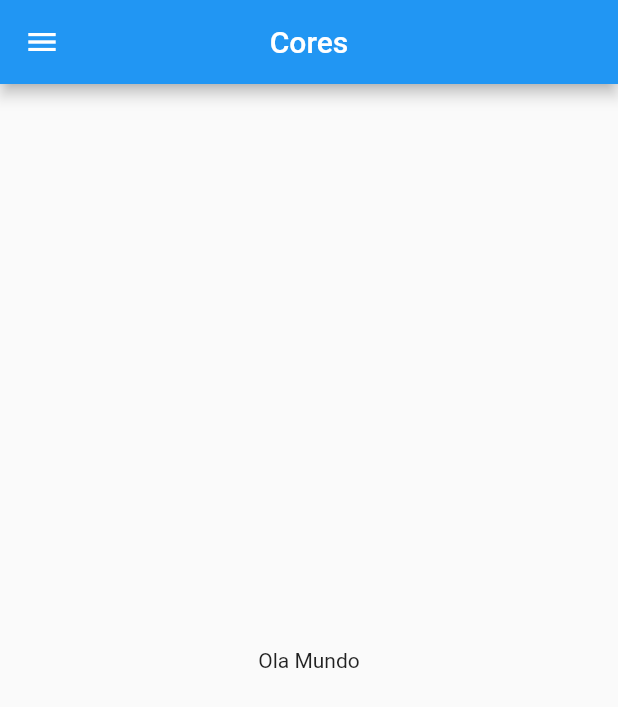
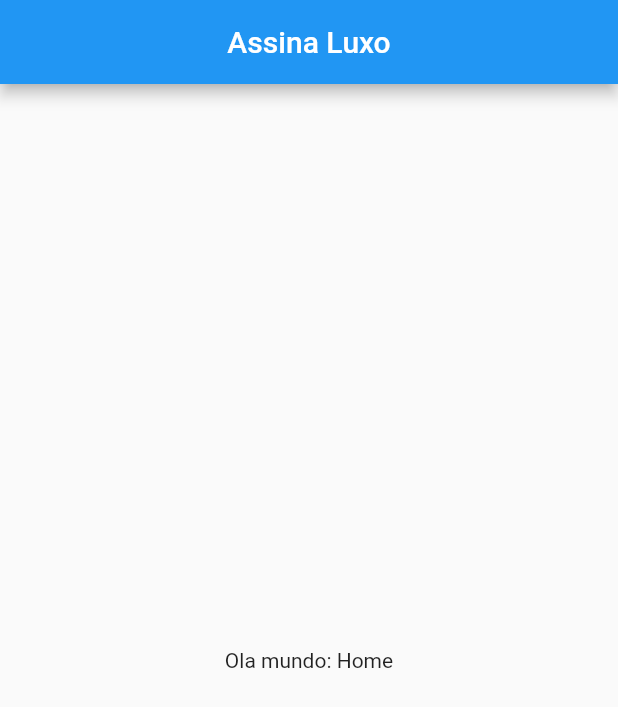
Before and after one commit to AngeloFilhoPS/flutter-study, a Flutter app: the screen it shows after launch, on a phone screen of 412 x 824 dp. Shown: the top 707 px of the screen. Run offline on Flutter 3.47's test engine with Material 2 defaults, Android fonts, the phone set to English and light mode, and no system bars.

Commit message:
refatorando telas modulo 3-10

```diff
--- a/lib/main.dart
+++ b/lib/main.dart
@@ -1,32 +1,19 @@
 import 'package:flutter/material.dart';
+import 'package:flutter_webview/src/home.dart';
 import 'exemplo.dart';
 
 void main() => runApp(MeuApp());
 
 class MeuApp extends StatelessWidget {
-  var contatos = ['Bonnieky', 'Angelo', 'Victor', 'Melissa'];
-
   @override
   Widget build(BuildContext context) {
     return MaterialApp(
       home: Scaffold(
         appBar: AppBar(
-          title: Text('Cores'),
+          title: Text('Assina Luxo'),
           centerTitle: true,
         ),
-        body: Center(
-          child: Text("Ola Mundo"),
-        ),
-        drawer: Drawer(
-          child: ListView(
-            children: <Widget>[
-              DrawerHeader(
-                child: Text('Cabeçalho'),
-                decoration: BoxDecoration(color: Colors.grey),
-              ),
-            ],
-          ),
-        ),
+        body: HomePage(),
       ),
     );
   }
--- /dev/null
+++ b/lib/src/home.dart
@@ -0,0 +1,10 @@
+import 'package:flutter/material.dart';
+
+class HomePage extends StatelessWidget {
+  @override
+  Widget build(BuildContext context) {
+    return Center(
+      child: Text("Ola mundo: Home"),
+    );
+  }
+}
```
